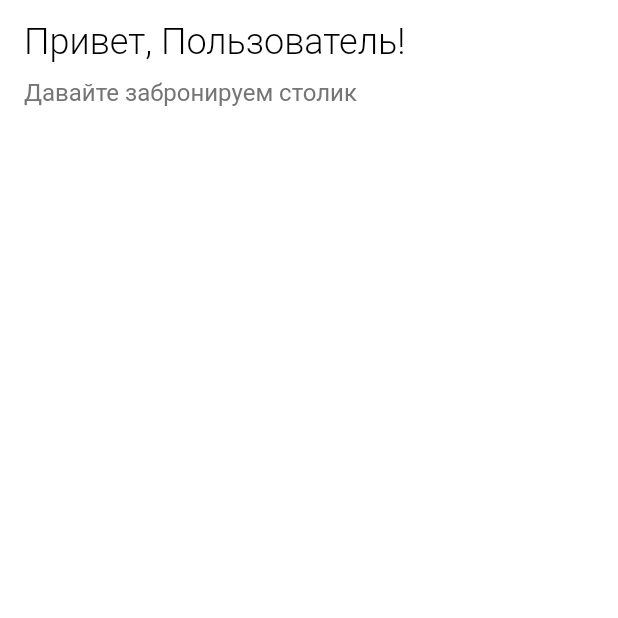
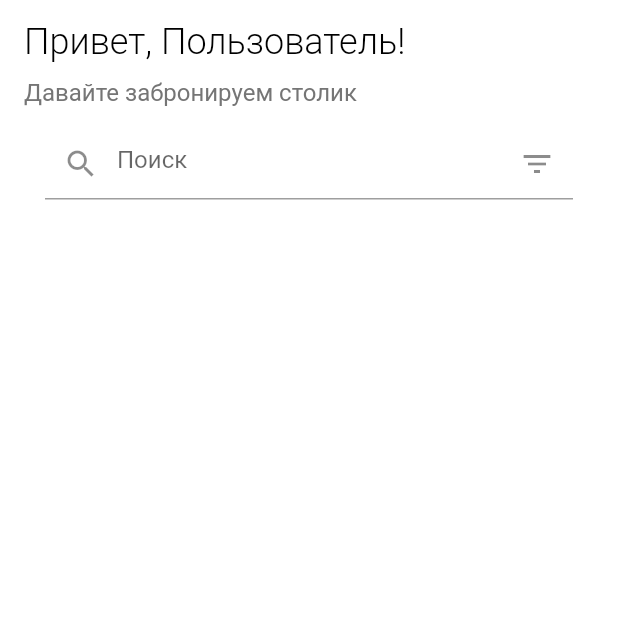
Before and after one commit to MajidiyM/Waitric_repo, a Flutter app: the HomePage screen opened by its route, on a phone screen of 412 x 824 dp, the top half of it. Run offline on Flutter 3.47's test engine with Material 2 defaults, Android fonts, the phone set to English and light mode, and no system bars.

Commit message:
Search bar added

```diff
--- a/lib/homePage/views/homePage.dart
+++ b/lib/homePage/views/homePage.dart
@@ -15,6 +15,7 @@ class _HomePageState extends State<HomePage> {
         child: Column(
           children: [
             PageTitle(),
+            SearchBar(),
           ],
         ),
       ),
@@ -46,3 +47,33 @@ class PageTitle extends StatelessWidget {
     );
   }
 }
+
+class SearchBar extends StatefulWidget {
+  const SearchBar({super.key});
+
+  @override
+  State<SearchBar> createState() => _SearchBarState();
+}
+
+class _SearchBarState extends State<SearchBar> {
+  final TextEditingController _searchController = TextEditingController();
+  @override
+  Widget build(BuildContext context) {
+    return Container(
+      padding: EdgeInsets.symmetric(horizontal: 30.0, vertical: 10.0),
+      child: TextField(
+        controller: _searchController,
+        decoration: InputDecoration(
+            hintText: "Поиск",
+            suffixIcon: IconButton(
+              icon: Icon(Icons.filter_list),
+              onPressed: () => Navigator.of(context).pushNamed(),
+            ),
+            prefixIcon: IconButton(
+              icon: Icon(Icons.search),
+              onPressed: () => null,
+            )),
+      ),
+    );
+  }
+}
```
